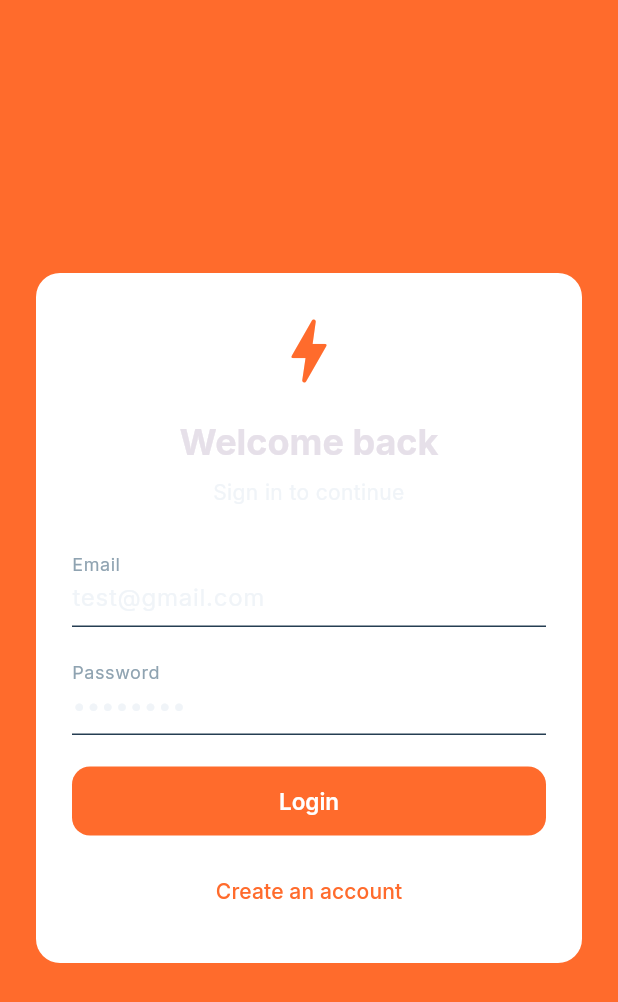
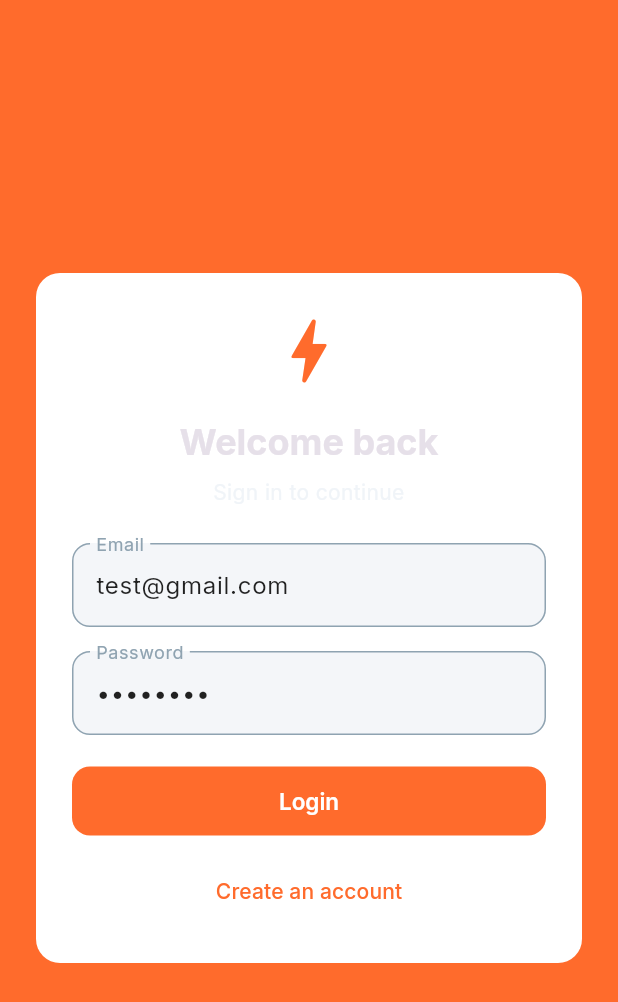
Before and after one commit to prabhjotkour21/solarconnect_app, a Flutter app: the screen it shows after launch, on a phone screen of 412 x 824 dp. Shown: the top 1002 px of the screen. Run offline on Flutter 3.47's test engine with Material 3 defaults, Android fonts, the phone set to English and light mode, and no system bars; our stand-ins replace google_fonts, percent_indicator, shared_preferences.

Commit message:
feat: update login screen

```diff
--- a/lib/screens/login_screen.dart
+++ b/lib/screens/login_screen.dart
@@ -56,7 +56,12 @@ class _LoginScreenState extends State<LoginScreen> {
       }
     } catch (e) {
       setState(() {
-        _errorMessage = e.toString();
+        final message = e.toString();
+        if (message.contains('SocketException') || message.contains('Connection refused')) {
+          _errorMessage = 'Unable to connect to backend. Make sure the server is running and your emulator can reach localhost.';
+        } else {
+          _errorMessage = message;
+        }
       });
     } finally {
       if (mounted) {
@@ -101,14 +106,37 @@ class _LoginScreenState extends State<LoginScreen> {
                     const SizedBox(height: 24),
                     TextFormField(
                       controller: _emailController,
-                      decoration: const InputDecoration(labelText: 'Email'),
+                      style: const TextStyle(color: Colors.black87),
+                      keyboardType: TextInputType.emailAddress,
+                      decoration: const InputDecoration(
+                        labelText: 'Email',
+                        hintText: 'Enter your email',
+                        labelStyle: TextStyle(color: AppColors.textSecondary),
+                        hintStyle: TextStyle(color: AppColors.textSecondary),
+                        filled: true,
+                        fillColor: Color(0xFFF4F6F9),
+                        border: OutlineInputBorder(
+                          borderRadius: BorderRadius.all(Radius.circular(12)),
+                        ),
+                      ),
                       validator: (value) => value == null || value.isEmpty ? 'Enter email' : null,
                     ),
                     const SizedBox(height: 16),
                     TextFormField(
                       controller: _passwordController,
                       obscureText: true,
-                      decoration: const InputDecoration(labelText: 'Password'),
+                      style: const TextStyle(color: Colors.black87),
+                      decoration: const InputDecoration(
+                        labelText: 'Password',
+                        hintText: 'Enter your password',
+                        labelStyle: TextStyle(color: AppColors.textSecondary),
+                        hintStyle: TextStyle(color: AppColors.textSecondary),
+                        filled: true,
+                        fillColor: Color(0xFFF4F6F9),
+                        border: OutlineInputBorder(
+                          borderRadius: BorderRadius.all(Radius.circular(12)),
+                        ),
+                      ),
                       validator: (value) => value == null || value.isEmpty ? 'Enter password' : null,
                     ),
                     const SizedBox(height: 20),
```
